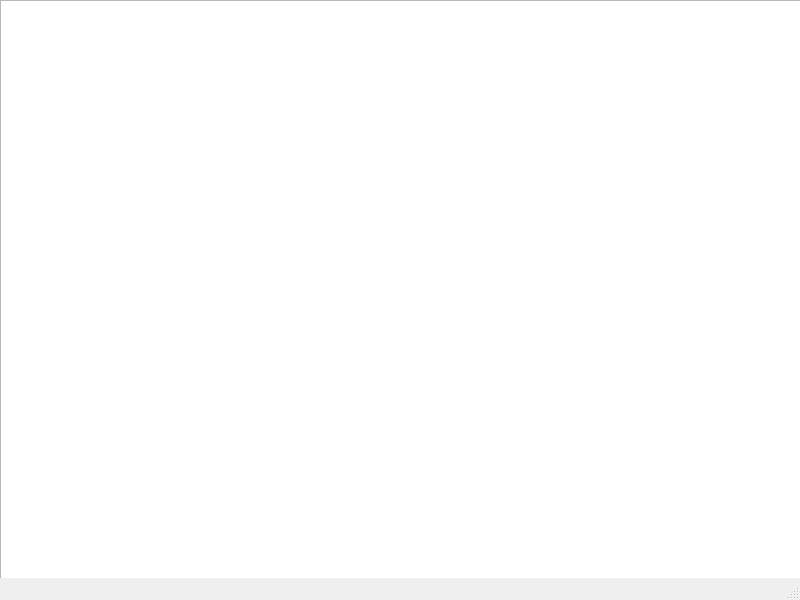
First picture: the form in mainwindow.ui, repository offtirael/WordChain, before the edit.
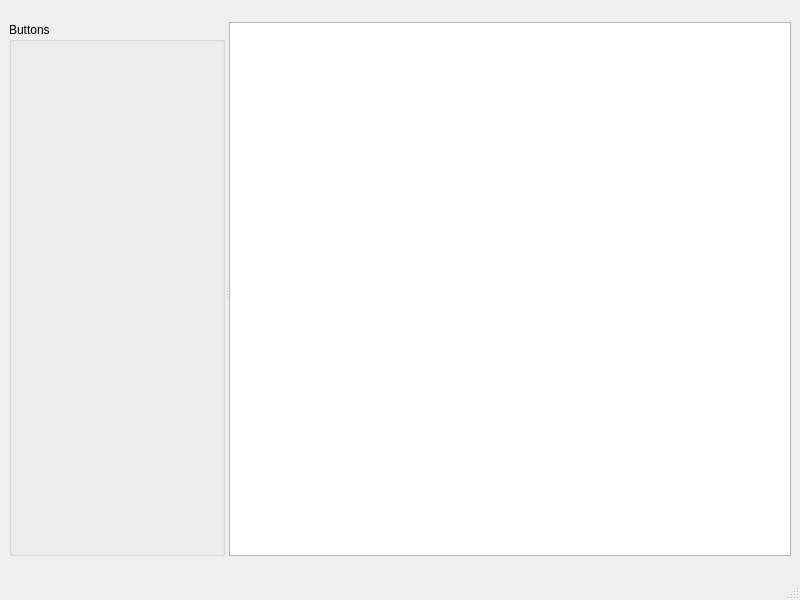
Second picture: the form after the edit.

```diff
--- a/mainwindow.ui
+++ b/mainwindow.ui
@@ -14,16 +14,44 @@
    <string>MainWindow</string>
   </property>
   <widget class="QWidget" name="centralwidget">
-   <widget class="QGraphicsView" name="graphicsView">
+   <layout class="QHBoxLayout" name="horizontalLayout">
+    <item>
+     <widget class="QSplitter" name="splitter">
+      <property name="orientation">
+       <enum>Qt::Horizontal</enum>
+      </property>
+      <widget class="QGroupBox" name="groupBox">
+       <property name="maximumSize">
+        <size>
+         <width>216</width>
+         <height>534</height>
+        </size>
+       </property>
+       <property name="baseSize">
+        <size>
+         <width>216</width>
+         <height>534</height>
+        </size>
+       </property>
+       <property name="title">
+        <string>Buttons</string>
+       </property>
+       <widget class="QWidget" name="">
     <property name="geometry">
      <rect>
-      <x>0</x>
-      <y>0</y>
-      <width>801</width>
-      <height>581</height>
-     </rect>
-    </property>
-   </widget>
+          <x>20</x>
+          <y>40</y>
+          <width>181</width>
+          <height>168</height>
+         </rect>
+        </property>
+        <layout class="QVBoxLayout" name="verticalLayout"/>
+       </widget>
+      </widget>
+      <widget class="QGraphicsView" name="graphicsView"/>
+     </widget>
+    </item>
+   </layout>
   </widget>
   <widget class="QMenuBar" name="menubar">
    <property name="geometry">
```
Lines whose indentation alone changed are shown as unchanged.
